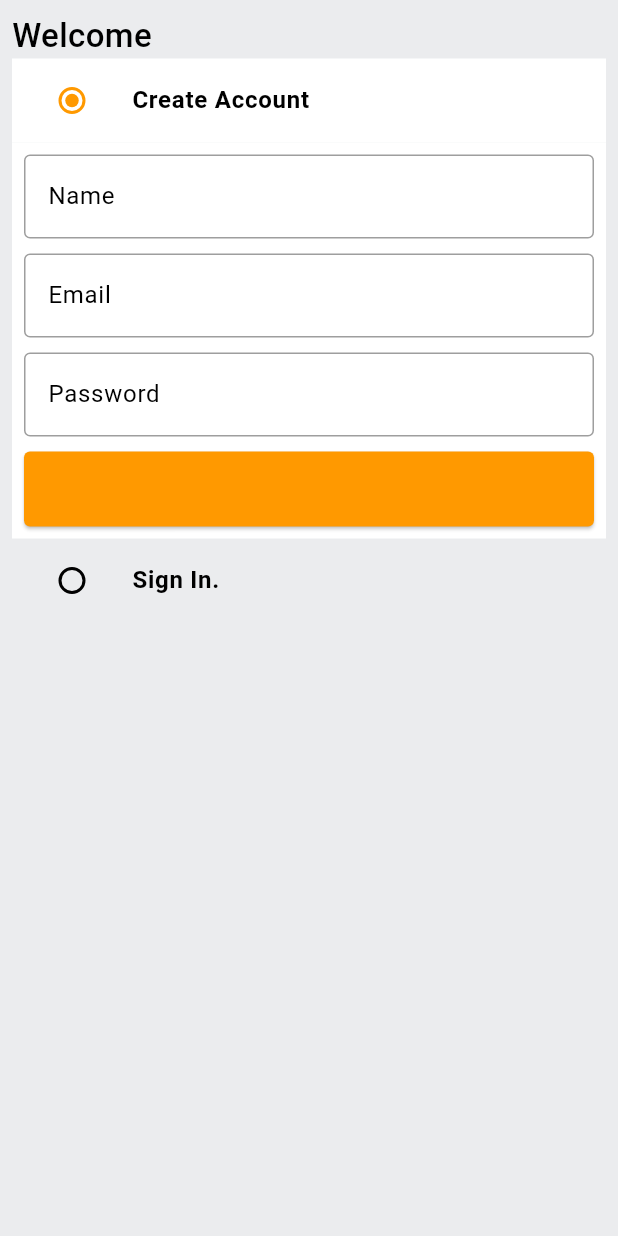
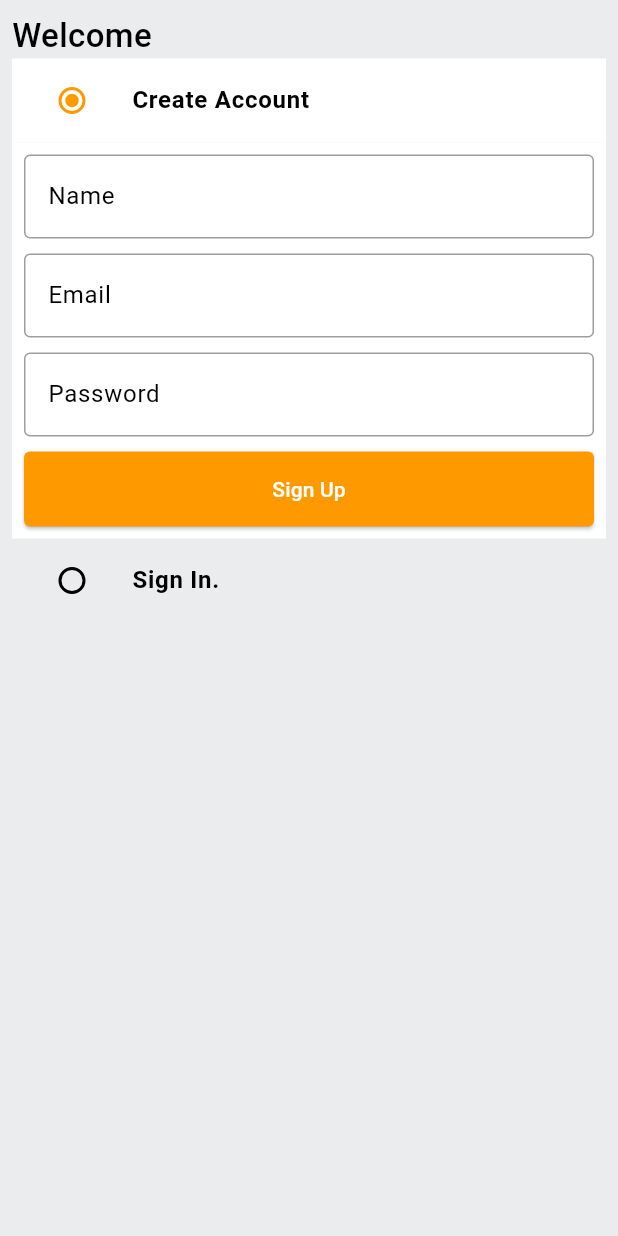
Before and after one commit to Kishan3799/Flutter-Amazon-Clone, a Flutter app: the screen it shows after launch, on a phone screen of 412 x 824 dp. Run offline on Flutter 3.47's test engine with Material 3 defaults, Android fonts, the phone set to English and light mode, and no system bars; our stand-ins replace badges, carousel_slider, dotted_border, file_picker, fl_chart, flutter_dotenv and 2 more; missing offline and left inert: cloudinary_public, pay.

Commit message:
change forground color in auth custom button

```diff
--- a/lib/features/auth/screens/auth_screen.dart
+++ b/lib/features/auth/screens/auth_screen.dart
@@ -117,7 +117,8 @@ class _AuthScreenState extends State<AuthScreen> {
                         if(_signUpFormKey.currentState!.validate()){
                           signUpNewUser();
                         }
-                      })
+                      },
+                      foregroundColor: Colors.white,)
                     ])),
               ),
             ListTile(
@@ -165,7 +166,8 @@ class _AuthScreenState extends State<AuthScreen> {
                         if(_signInFormKey.currentState!.validate()){
                           signInExistUser();
                         }
-                       })
+                       },
+                       foregroundColor: Colors.white,)
                     ])),
               ),
           ],
```
